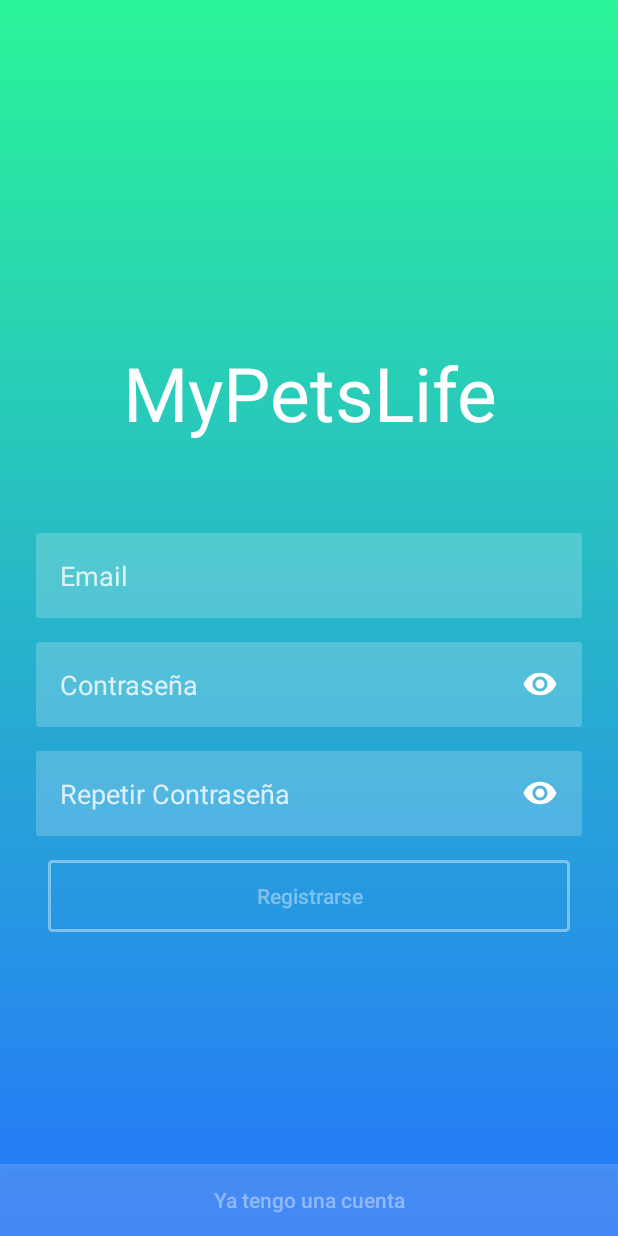
After one commit to alex3Ws/MyPetsLife, an Android app: the SignInActivity screen opened directly, with no data from a screen before it, on a phone screen of 412 x 824 dp. The commit adds this screen. Run offline under Robolectric (Android 15) with nearby library versions, the phone set to English and light mode, and no system bars.

Commit message:
Cambios de nombres de archivos, Inicialización componentes de LogIn y SignIn

```diff
--- a/app/src/main/AndroidManifest.xml
+++ b/app/src/main/AndroidManifest.xml
@@ -12,7 +12,7 @@
         <activity android:name=".SelectOrAddPetActivity"
             android:theme="@style/Theme.AppCompat.NoActionBar"
             />
-        <activity android:name=".SingUpActivity"
+        <activity android:name=".SignInActivity"
             android:screenOrientation="portrait"
             android:theme="@style/Theme.AppCompat.NoActionBar"
             />
--- /dev/null
+++ b/app/src/main/java/com/example/mypetslife/SignInActivity.java
@@ -0,0 +1,43 @@
+package com.example.mypetslife;
+
+import androidx.appcompat.app.AppCompatActivity;
+
+import android.content.Intent;
+import android.os.Bundle;
+import android.view.View;
+import android.widget.Button;
+import android.widget.EditText;
+
+public class SignInActivity extends AppCompatActivity {
+
+    EditText etEmail,etPassword,etRepeatPassword;
+    Button btn_SignIn,btn_haveAccount;
+
+    @Override
+    protected void onCreate(Bundle savedInstanceState) {
+        super.onCreate(savedInstanceState);
+        setContentView(R.layout.activity_sign_up);
+
+        etEmail = findViewById(R.id.etEmail);
+        etPassword = findViewById(R.id.etPassword);
+        etRepeatPassword = findViewById(R.id.etRepeatPassword);
+        btn_SignIn = findViewById(R.id.btn_SignIn);
+        btn_SignIn.setOnClickListener(new View.OnClickListener() {
+            @Override
+            public void onClick(View v) {
+                Intent intentAddSelectPet = new Intent(v.getContext(),SelectOrAddPetActivity.class);
+                startActivity(intentAddSelectPet);
+            }
+        });
+
+        btn_haveAccount = findViewById(R.id.btn_haveAccount);
+        btn_haveAccount.setOnClickListener(new View.OnClickListener() {
+            @Override
+            public void onClick(View v) {
+                Intent intentLogin = new Intent(v.getContext(),LoginActivity.class);
+                startActivity(intentLogin);
+            }
+        });
+
+    }
+}
--- a/app/src/main/res/layout/activity_login.xml
+++ b/app/src/main/res/layout/activity_login.xml
@@ -165,7 +165,7 @@
         app:layout_constraintStart_toStartOf="parent" />
 
     <Button
-        android:id="@+id/btn_singup"
+        android:id="@+id/btn_SignIn"
         android:layout_width="0dp"
         android:layout_height="wrap_content"
         android:background="@drawable/btn_registrarse_background"
--- /dev/null
+++ b/app/src/main/res/layout/activity_sign_up.xml
@@ -0,0 +1,136 @@
+<?xml version="1.0" encoding="utf-8"?>
+<androidx.constraintlayout.widget.ConstraintLayout xmlns:android="http://schemas.android.com/apk/res/android"
+    xmlns:app="http://schemas.android.com/apk/res-auto"
+    xmlns:tools="http://schemas.android.com/tools"
+    android:layout_width="match_parent"
+    android:layout_height="match_parent"
+    tools:context=".SignInActivity"
+    android:background="@drawable/gradient_background_login">
+
+
+    <androidx.constraintlayout.widget.Guideline
+        android:id="@+id/guideline_izq"
+        android:layout_width="wrap_content"
+        android:layout_height="wrap_content"
+        android:orientation="vertical"
+        app:layout_constraintGuide_begin="24dp" />
+
+    <androidx.constraintlayout.widget.Guideline
+        android:id="@+id/guideline_dcha"
+        android:layout_width="wrap_content"
+        android:layout_height="wrap_content"
+        android:orientation="vertical"
+        app:layout_constraintGuide_end="24dp" />
+
+    <TextView
+        android:id="@+id/etMyPetsLife"
+        android:layout_width="wrap_content"
+
+        android:layout_height="wrap_content"
+        android:layout_marginTop="228dp"
+
+        android:text="@string/app_name"
+        android:textColor="@color/white"
+
+        android:textSize="50dp"
+        app:layout_constraintEnd_toStartOf="@+id/guideline_dcha"
+        app:layout_constraintHorizontal_bias="0.503"
+        app:layout_constraintStart_toStartOf="@+id/guideline_izq"
+        app:layout_constraintTop_toTopOf="parent" />
+
+    <EditText
+        android:id="@+id/etEmail"
+
+        android:layout_width="0dp"
+        android:layout_height="wrap_content"
+        android:layout_marginTop="60dp"
+        android:inputType="textEmailAddress"
+        android:background="@drawable/et_background"
+        android:hint="@string/email"
+        android:padding="16dp"
+        android:textColorHint="@color/login_form_details"
+
+        app:layout_constraintEnd_toStartOf="@id/guideline_dcha"
+        app:layout_constraintHorizontal_bias="0.0"
+        app:layout_constraintStart_toStartOf="@id/guideline_izq"
+        app:layout_constraintTop_toBottomOf="@+id/etMyPetsLife" />
+
+    <EditText
+        android:id="@+id/etPassword"
+
+        android:layout_width="0dp"
+        android:layout_height="wrap_content"
+        android:layout_marginTop="16dp"
+        android:inputType="textPassword"
+        android:background="@drawable/et_background"
+        android:hint="@string/password"
+        android:padding="16dp"
+        android:drawableRight="@drawable/ic_eye"
+        android:textColorHint="@color/login_form_details"
+
+        app:layout_constraintEnd_toStartOf="@id/guideline_dcha"
+        app:layout_constraintHorizontal_bias="0.0"
+        app:layout_constraintStart_toStartOf="@id/guideline_izq"
+        app:layout_constraintTop_toBottomOf="@+id/etEmail" />
+
+    <EditText
+        android:id="@+id/etRepeatPassword"
+
+        android:layout_width="0dp"
+        android:layout_height="wrap_content"
+        android:layout_marginTop="16dp"
+        android:inputType="textPassword"
+        android:background="@drawable/et_background"
+        android:hint="@string/repeatPasword"
+        android:padding="16dp"
+        android:drawableRight="@drawable/ic_eye"
+        android:textColorHint="@color/login_form_details"
+
+        app:layout_constraintEnd_toStartOf="@id/guideline_dcha"
+        app:layout_constraintHorizontal_bias="0.0"
+        app:layout_constraintStart_toStartOf="@id/guideline_izq"
+        app:layout_constraintTop_toBottomOf="@+id/etPassword" />
+
+
+    <Button
+        android:id="@+id/btn_SignIn"
+        android:layout_width="0dp"
+        android:layout_height="wrap_content"
+        android:text="@string/SignIn"
+        android:textAllCaps="false"
+        android:background="@drawable/btn_background_login"
+        android:textColor="@color/login_form_details_medium"
+        android:layout_marginStart="8dp"
+        android:layout_marginTop="16dp"
+        android:layout_marginEnd="8dp"
+        app:layout_constraintEnd_toStartOf="@+id/guideline_dcha"
+        app:layout_constraintStart_toStartOf="@+id/guideline_izq"
+        app:layout_constraintTop_toBottomOf="@+id/etRepeatPassword" />
+
+
+    <View
+        android:id="@+id/SignIn_separator"
+        android:layout_width="0dp"
+        android:layout_height="1dp"
+        android:layout_marginBottom="50dp"
+        android:backgroundTint="#ffffff"
+
+        app:layout_constraintBottom_toBottomOf="parent"
+        app:layout_constraintEnd_toEndOf="parent"
+        app:layout_constraintStart_toStartOf="parent" />
+
+    <Button
+        android:id="@+id/btn_haveAccount"
+        android:layout_width="0dp"
+        android:layout_height="wrap_content"
+        android:background="@drawable/btn_registrarse_background"
+        android:text="@string/haveAccount"
+        android:textAllCaps="false"
+        android:textColor="@color/login_form_details_medium"
+
+        app:layout_constraintBottom_toBottomOf="parent"
+        app:layout_constraintEnd_toEndOf="parent"
+        app:layout_constraintStart_toStartOf="parent"
+        app:layout_constraintTop_toBottomOf="@+id/login_separator" />
+
+</androidx.constraintlayout.widget.ConstraintLayout>
--- a/app/src/main/res/values/strings.xml
+++ b/app/src/main/res/values/strings.xml
@@ -11,7 +11,7 @@
     <string name="loginFacebook">Entrar con Facebook</string>
 
     <!-- Sing Up Screen -->
-    <string name="SingUp">Registrarse</string>
+    <string name="SignIn">Registrarse</string>
     <string name="haveAccount">Ya tengo una cuenta</string>
     <string name="repeatPasword">Repetir Contraseña</string>
 
```
Also changed, not shown: app/src/main/java/com/example/mypetslife/LoginActivity.java (+56 -0 lines), app/src/main/java/com/example/mypetslife/SingUpActivity.java (deleted, +0 -14 lines), app/src/main/res/layout/activity_select_or_add_pet.xml (+5 -5 lines), app/src/main/res/layout/activity_sing_up.xml (deleted, +0 -136 lines).
